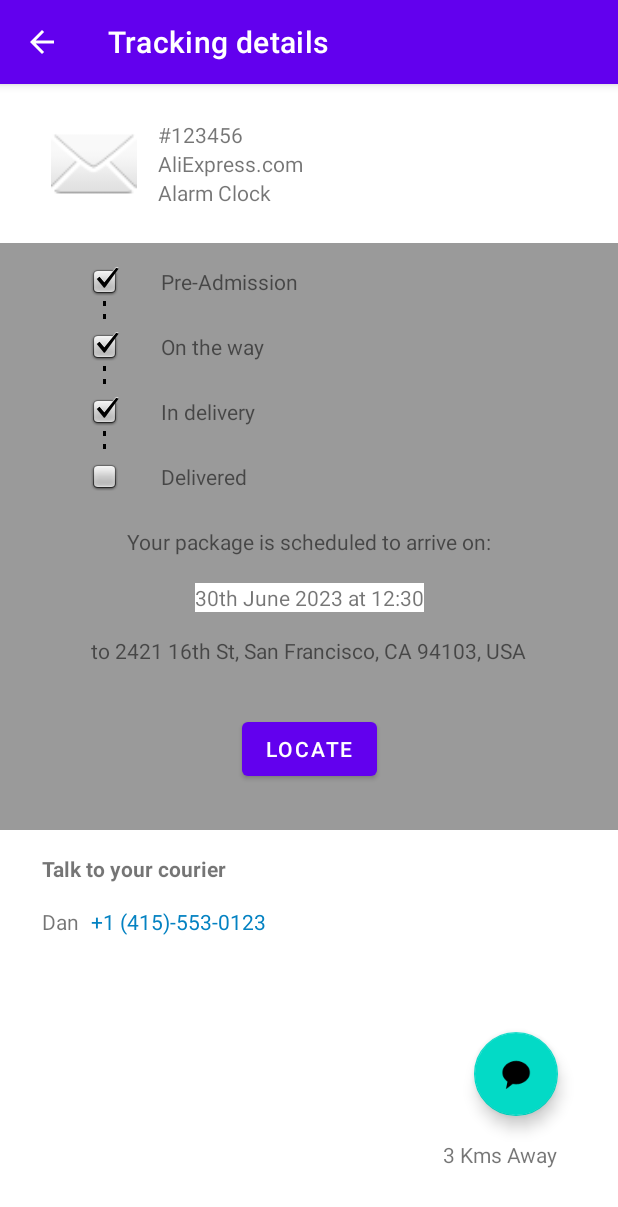
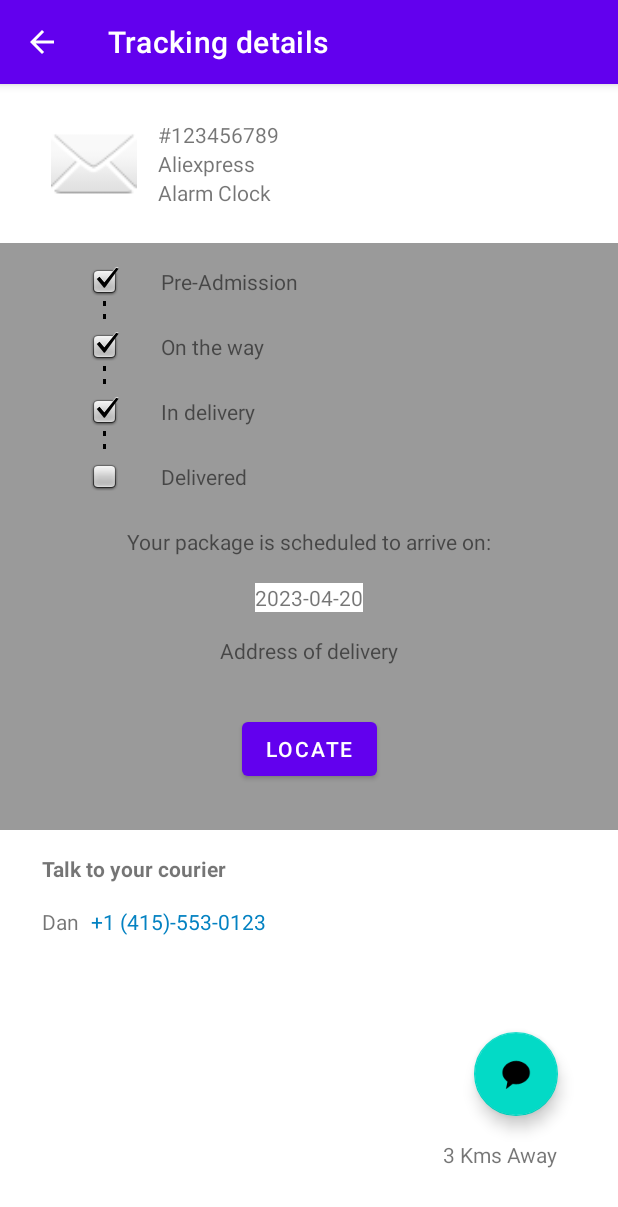
Before and after one commit to DiegoMartinezVillar/APM-DEAR, an Android app: the CurrentTrackings screen opened directly, with no data from a screen before it, after a tap on "Alarm Clock", on a phone screen of 412 x 824 dp. Shown: the top 1207 px of the screen. Run offline under Robolectric (Android 15) with nearby library versions, the phone set to English and light mode, and no system bars.

Commit message:
add atributes to tracking object, initialize more attributes in client detail page  (#22)

```diff
--- a/app/src/main/java/ensemble/dear/ClientTrackingDetails.kt
+++ b/app/src/main/java/ensemble/dear/ClientTrackingDetails.kt
@@ -5,10 +5,15 @@
 import android.os.Bundle
 import android.view.MenuItem
 import android.widget.Button
+import android.widget.ImageView
 import android.widget.TextView
 import android.widget.Toast
 import androidx.activity.viewModels
 import com.google.android.material.floatingactionbutton.FloatingActionButton
+import ensemble.dear.currentTrackings.IN_DELIVERY_STATE
+import ensemble.dear.currentTrackings.PRE_ADMISSION_STATE
+import ensemble.dear.currentTrackings.ON_THE_WAY_STATE
+import ensemble.dear.currentTrackings.DELIVERED_STATE
 import ensemble.dear.currentTrackings.TRACKING_ID
 
 class ClientTrackingDetails : AppCompatActivity() {
@@ -16,28 +21,34 @@
     private val trackingDetailViewModel by viewModels<TrackingDetailViewModel> {
         TrackingDetailViewModelFactory(this)
     }
+
     override fun onCreate(savedInstanceState: Bundle?) {
         super.onCreate(savedInstanceState)
         setContentView(R.layout.activity_client_tracking_details)
 
-        val toolbar = findViewById<com.google.android.material.appbar.MaterialToolbar>(R.id.topAppBar)
+        val toolbar =
+            findViewById<com.google.android.material.appbar.MaterialToolbar>(R.id.topAppBar)
         setSupportActionBar(toolbar)
 
         val locateButton = findViewById<Button>(R.id.buttonLocate)
-        locateButton.setOnClickListener{
+        locateButton.setOnClickListener {
             val intent = Intent(applicationContext, ClientTrackingDetailsMap::class.java)
             startActivity(intent)
         }
 
         val chatButton = findViewById<FloatingActionButton>(R.id.buttonChat)
-        chatButton.setOnClickListener{
+        chatButton.setOnClickListener {
             val intent = Intent(applicationContext, Chat::class.java)
             startActivity(intent)
         }
 
         val phoneNumberCallText = findViewById<TextView>(R.id.textPhoneNumberCall)
-        phoneNumberCallText.setOnClickListener{
-            Toast.makeText(applicationContext, "Calling "+ phoneNumberCallText.text, Toast.LENGTH_LONG).show()
+        phoneNumberCallText.setOnClickListener {
+            Toast.makeText(
+                applicationContext,
+                "Calling " + phoneNumberCallText.text,
+                Toast.LENGTH_LONG
+            ).show()
         }
 
         setPageData()
@@ -58,35 +69,60 @@
 
         /* Connect variables to UI elements. */
         val packageContent: TextView = findViewById(R.id.textView3)
-//        val flowerImage: ImageView = findViewById(R.id.flower_detail_image)
-//        val flowerDescription: TextView = findViewById(R.id.flower_detail_description)
-//        val removeFlowerButton: Button = findViewById(R.id.remove_button)
+
+        val preadmissionState: ImageView = findViewById(R.id.preadmissionCheck)
+        val inDeliveryState: ImageView = findViewById(R.id.inDeliveryCheck)
+        val onTheWayState: ImageView = findViewById(R.id.onTheWayCheck)
+        val deliveredState: ImageView = findViewById(R.id.deliveredCheck)
+
+        val address: TextView = findViewById(R.id.addressText)
+        val packageNumber: TextView = findViewById(R.id.detailPackageNumber)
+        val shippingCompany: TextView = findViewById(R.id.shippingCompany)
+        val arrivalDate: TextView = findViewById(R.id.arrivalTime)
+
 
         val bundle: Bundle? = intent.extras
         if (bundle != null) {
             currentTrackingId = bundle.getInt(TRACKING_ID)
         }
 
-        /* If currentFlowerId is not null, get corresponding flower and set name, image and
-        description */
+        /* if currentTrackingId is not null, get corresponding tracking data */
         currentTrackingId?.let {
             val currentTracking = trackingDetailViewModel.getTrackingForId(it)
             packageContent.text = currentTracking?.packageContent
 
+            address.text = currentTracking?.deliveryAddress
+            packageNumber.text = "#" + currentTracking?.packageNumber.toString()
+            shippingCompany.text = currentTracking?.shipperCompany
+            arrivalDate.text = currentTracking?.estimatedArrivalDate.toString()
 
-//            if (currentFlower?.image == null) {
-//                flowerImage.setImageResource(R.drawable.rose)
-//            } else {
-//                flowerImage.setImageResource(currentFlower.image)
-//            }
-//            flowerDescription.text = currentFlower?.description
-//
-//            removeFlowerButton.setOnClickListener {
-//                if (currentFlower != null) {
-//                    flowerDetailViewModel.removeFlower(currentFlower)
-//                }
-//                finish()
-//            }
+            when (currentTracking?.currentState) {
+                PRE_ADMISSION_STATE -> {
+                    preadmissionState.setImageResource(android.R.drawable.checkbox_on_background)
+                    onTheWayState.setImageResource(android.R.drawable.checkbox_off_background)
+                    inDeliveryState.setImageResource(android.R.drawable.checkbox_off_background)
+                    deliveredState.setImageResource(android.R.drawable.checkbox_off_background)
+                }
+                ON_THE_WAY_STATE -> {
+                    preadmissionState.setImageResource(android.R.drawable.checkbox_on_background)
+                    onTheWayState.setImageResource(android.R.drawable.checkbox_on_background)
+                    inDeliveryState.setImageResource(android.R.drawable.checkbox_off_background)
+                    deliveredState.setImageResource(android.R.drawable.checkbox_off_background)
+                }
+                IN_DELIVERY_STATE -> {
+                    preadmissionState.setImageResource(android.R.drawable.checkbox_on_background)
+                    onTheWayState.setImageResource(android.R.drawable.checkbox_on_background)
+                    inDeliveryState.setImageResource(android.R.drawable.checkbox_on_background)
+                    deliveredState.setImageResource(android.R.drawable.checkbox_off_background)
+                }
+                DELIVERED_STATE -> {
+                    preadmissionState.setImageResource(android.R.drawable.checkbox_on_background)
+                    onTheWayState.setImageResource(android.R.drawable.checkbox_on_background)
+                    inDeliveryState.setImageResource(android.R.drawable.checkbox_on_background)
+                    deliveredState.setImageResource(android.R.drawable.checkbox_on_background)
+                }
+            }
+
         }
     }
 }
--- a/app/src/main/java/ensemble/dear/TrackingDetailViewModel.kt
+++ b/app/src/main/java/ensemble/dear/TrackingDetailViewModel.kt
@@ -9,19 +9,16 @@
 
 class TrackingDetailViewModel(private val datasource: TrackingsDataSource) : ViewModel() {
 
-    /* Queries datasource to returns a flower that corresponds to an id. */
     fun getTrackingForId(id: Int) : Tracking? {
         return datasource.getTrackingByNumber(id)
     }
 
-    /* Queries datasource to remove a flower. */
     fun removeTracking(tracking: Tracking) {
         datasource.removeTracking(tracking)
     }
 }
 
 class TrackingDetailViewModelFactory(private val context: Context) : ViewModelProvider.Factory {
-
     override fun <T : ViewModel> create(modelClass: Class<T>): T {
         if (modelClass.isAssignableFrom(TrackingDetailViewModel::class.java)) {
             @Suppress("UNCHECKED_CAST")
--- a/app/src/main/java/ensemble/dear/currentTrackings/CurrentTrackings.kt
+++ b/app/src/main/java/ensemble/dear/currentTrackings/CurrentTrackings.kt
@@ -10,7 +10,6 @@
 import ensemble.dear.AddTracking
 
 class CurrentTrackings : AppCompatActivity() {
-
     override fun onCreate(savedInstanceState: Bundle?) {
         super.onCreate(savedInstanceState)
         setContentView(R.layout.activity_current_trackings)
@@ -19,17 +18,13 @@
         val toolbar = findViewById<com.google.android.material.appbar.MaterialToolbar>(R.id.topAppBar)
         setSupportActionBar(toolbar)
 
-//        val buttonAddTracking = findViewById<FloatingActionButton>(R.id.buttonAddTracking)
-//        buttonAddTracking.setOnClickListener {
-//            startActivity(Intent(applicationContext, AddTracking::class.java))
-//        }
-
-
-
+        val buttonAddTracking = findViewById<FloatingActionButton>(R.id.buttonAddTracking)
+        buttonAddTracking.setOnClickListener {
+            startActivity(Intent(applicationContext, AddTracking::class.java))
+        }
     }
 
     private fun replaceFragment() {
-
         supportFragmentManager.commit {
             setReorderingAllowed(true)
             replace<TrackingsFragment>(R.id.fragment_container_view)
--- a/app/src/main/java/ensemble/dear/currentTrackings/Tracking.kt
+++ b/app/src/main/java/ensemble/dear/currentTrackings/Tracking.kt
@@ -1,11 +1,14 @@
 package ensemble.dear.currentTrackings
 
+import java.time.LocalDate
+
 data class Tracking(
+    val packageNumber: Int,
     val packageContent: String,
-    val packageNumber: Int,
     val daysUntilArrival: Int,
-    val shipperCompany: String
-) {
-
-
-}
+    val shipperCompany: String,
+    val estimatedArrivalDate: LocalDate,
+    val currentState: String,
+    val assignedCourier: String,
+    val deliveryAddress: String
+) { }
--- a/app/src/main/java/ensemble/dear/currentTrackings/adapter/TrackingsViewHolder.kt
+++ b/app/src/main/java/ensemble/dear/currentTrackings/adapter/TrackingsViewHolder.kt
@@ -17,12 +17,13 @@
     val btnDelete = view.findViewById<Button>(R.id.buttonDeleteTracking)
 
     fun render(trackingModel: Tracking, onClickListener: (Tracking) -> Unit, onClickDelete: (Int) -> Unit) {
-        daysUntilArrival.text = trackingModel.daysUntilArrival.toString()
+        //daysUntilArrival.text = trackingModel.daysUntilArrival.toString()
+        daysUntilArrival.text = trackingModel.estimatedArrivalDate.toString()
         shipperCompany.text = trackingModel.shipperCompany
         packageContent.text = trackingModel.packageContent
 
+        /* Listeners */
         itemView.setOnClickListener { onClickListener(trackingModel) }
-
         btnDelete.setOnClickListener { onClickDelete(adapterPosition) }
     }
 }
--- a/app/src/main/res/layout/activity_client_tracking_details.xml
+++ b/app/src/main/res/layout/activity_client_tracking_details.xml
@@ -26,7 +26,7 @@
       app:srcCompat="@android:drawable/ic_dialog_email" />
 
   <TextView
-      android:id="@+id/textView"
+      android:id="@+id/detailPackageNumber"
       android:layout_width="wrap_content"
       android:layout_height="wrap_content"
       android:layout_marginStart="8dp"
@@ -35,13 +35,13 @@
       app:layout_constraintTop_toTopOf="@+id/imageView" />
 
   <TextView
-      android:id="@+id/textView2"
+      android:id="@+id/shippingCompany"
       android:layout_width="wrap_content"
       android:layout_height="wrap_content"
       android:layout_marginStart="8dp"
       android:text="AliExpress.com"
       app:layout_constraintStart_toEndOf="@+id/imageView"
-      app:layout_constraintTop_toBottomOf="@+id/textView" />
+      app:layout_constraintTop_toBottomOf="@+id/detailPackageNumber" />
 
   <TextView
       android:id="@+id/textView3"
@@ -50,7 +50,7 @@
       android:layout_marginStart="8dp"
       android:text="Alias: Culotte"
       app:layout_constraintStart_toEndOf="@+id/imageView"
-      app:layout_constraintTop_toBottomOf="@+id/textView2" />
+      app:layout_constraintTop_toBottomOf="@+id/shippingCompany" />
 
   <androidx.constraintlayout.widget.ConstraintLayout
       android:id="@+id/constraintLayout"
@@ -70,7 +70,7 @@
         android:layout_marginStart="28dp"
         android:layout_marginTop="16dp"
         android:text="@string/pre_admission"
-        app:layout_constraintStart_toEndOf="@+id/imageView3"
+        app:layout_constraintStart_toEndOf="@+id/preadmissionCheck"
         app:layout_constraintTop_toTopOf="parent" />
 
     <TextView
@@ -101,7 +101,7 @@
         app:layout_constraintTop_toBottomOf="@+id/textView7" />
 
     <ImageView
-        android:id="@+id/imageView3"
+        android:id="@+id/preadmissionCheck"
         android:layout_width="wrap_content"
         android:layout_height="wrap_content"
         android:layout_marginStart="60dp"
@@ -110,26 +110,26 @@
         app:srcCompat="@android:drawable/checkbox_on_background" />
 
     <ImageView
-        android:id="@+id/imageView4"
+        android:id="@+id/onTheWayCheck"
         android:layout_width="wrap_content"
         android:layout_height="wrap_content"
-        app:layout_constraintStart_toStartOf="@+id/imageView3"
+        app:layout_constraintStart_toStartOf="@+id/preadmissionCheck"
         app:layout_constraintTop_toTopOf="@+id/textView5"
         app:srcCompat="@android:drawable/checkbox_on_background" />
 
     <ImageView
-        android:id="@+id/imageView5"
+        android:id="@+id/inDeliveryCheck"
         android:layout_width="wrap_content"
         android:layout_height="wrap_content"
-        app:layout_constraintStart_toStartOf="@+id/imageView4"
+        app:layout_constraintStart_toStartOf="@+id/onTheWayCheck"
         app:layout_constraintTop_toTopOf="@+id/textView7"
         app:srcCompat="@android:drawable/checkbox_on_background" />
 
     <ImageView
-        android:id="@+id/imageView6"
+        android:id="@+id/deliveredCheck"
         android:layout_width="wrap_content"
         android:layout_height="wrap_content"
-        app:layout_constraintStart_toStartOf="@+id/imageView5"
+        app:layout_constraintStart_toStartOf="@+id/inDeliveryCheck"
         app:layout_constraintTop_toTopOf="@+id/textView8"
         app:srcCompat="@android:drawable/checkbox_off_background" />
 
@@ -138,8 +138,8 @@
         android:layout_width="19dp"
         android:layout_height="24dp"
         android:rotation="90"
-        app:layout_constraintStart_toStartOf="@+id/imageView3"
-        app:layout_constraintTop_toBottomOf="@+id/imageView3"
+        app:layout_constraintStart_toStartOf="@+id/preadmissionCheck"
+        app:layout_constraintTop_toBottomOf="@+id/preadmissionCheck"
         app:srcCompat="@drawable/dotted_line" />
 
     <ImageView
@@ -147,8 +147,8 @@
         android:layout_width="19dp"
         android:layout_height="24dp"
         android:rotation="90"
-        app:layout_constraintStart_toStartOf="@+id/imageView4"
-        app:layout_constraintTop_toBottomOf="@+id/imageView4"
+        app:layout_constraintStart_toStartOf="@+id/onTheWayCheck"
+        app:layout_constraintTop_toBottomOf="@+id/onTheWayCheck"
         app:srcCompat="@drawable/dotted_line" />
 
     <ImageView
@@ -156,8 +156,8 @@
         android:layout_width="19dp"
         android:layout_height="24dp"
         android:rotation="90"
-        app:layout_constraintStart_toStartOf="@+id/imageView5"
-        app:layout_constraintTop_toBottomOf="@+id/imageView5"
+        app:layout_constraintStart_toStartOf="@+id/inDeliveryCheck"
+        app:layout_constraintTop_toBottomOf="@+id/inDeliveryCheck"
         app:srcCompat="@drawable/dotted_line" />
 
     <TextView
@@ -171,7 +171,7 @@
         app:layout_constraintTop_toBottomOf="@+id/textView8" />
 
     <TextView
-        android:id="@+id/textView13"
+        android:id="@+id/arrivalTime"
         android:layout_width="wrap_content"
         android:layout_height="wrap_content"
         android:layout_marginTop="18dp"
@@ -183,7 +183,7 @@
         app:layout_constraintTop_toBottomOf="@+id/textView12" />
 
     <TextView
-        android:id="@+id/textView14"
+        android:id="@+id/addressText"
         android:layout_width="wrap_content"
         android:layout_height="wrap_content"
         android:layout_marginTop="16dp"
@@ -192,7 +192,7 @@
         app:layout_constraintEnd_toEndOf="parent"
         app:layout_constraintHorizontal_bias="0.5"
         app:layout_constraintStart_toStartOf="parent"
-        app:layout_constraintTop_toBottomOf="@+id/textView13" />
+        app:layout_constraintTop_toBottomOf="@+id/arrivalTime" />
 
     <Button
         android:id="@+id/buttonLocate"
@@ -202,7 +202,7 @@
         android:text="@string/locate"
         app:layout_constraintEnd_toEndOf="parent"
         app:layout_constraintStart_toStartOf="parent"
-        app:layout_constraintTop_toBottomOf="@+id/textView14" />
+        app:layout_constraintTop_toBottomOf="@+id/addressText" />
 
   </androidx.constraintlayout.widget.ConstraintLayout>
 
--- a/app/src/main/res/layout/fragment_trackings.xml
+++ b/app/src/main/res/layout/fragment_trackings.xml
@@ -8,7 +8,6 @@
     <androidx.recyclerview.widget.RecyclerView
         android:id="@+id/recyclerTracking"
         android:layout_width="match_parent"
-        android:layout_height="wrap_content"
-        android:layout_marginTop="50dp" />
+        android:layout_height="wrap_content" />
 
 </FrameLayout>
```
Also changed, not shown: app/src/main/java/ensemble/dear/currentTrackings/TrackingsProvider.kt (+35 -6 lines), app/src/main/res/layout/activity_current_trackings.xml (+17 -16 lines), app/src/main/res/layout/activity_pending_shipments.xml (+1 -31 lines).
